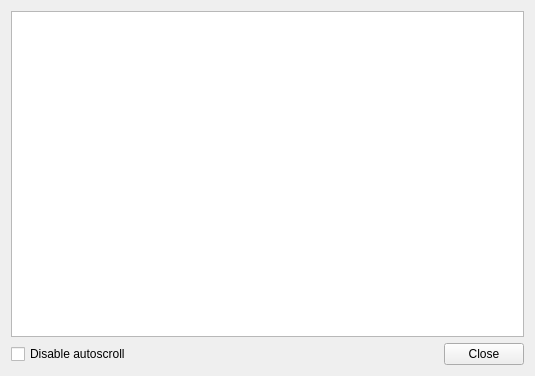
First picture: the form in logdisplay.ui, repository kernel1024/jpreader, before the edit.
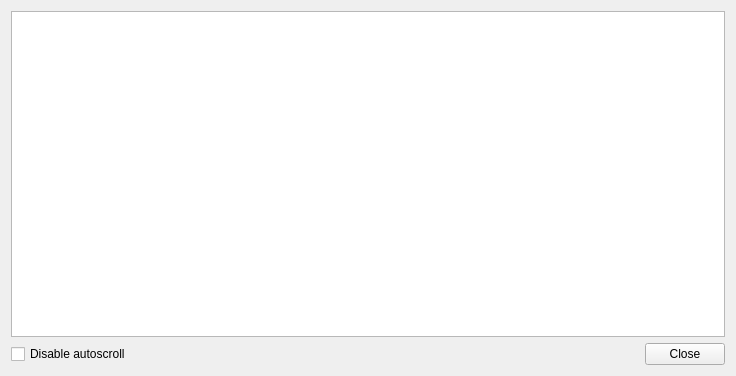
Second picture: the form after the edit.

What changed in the file:
```diff
--- a/logdisplay.ui
+++ b/logdisplay.ui
@@ -6,7 +6,7 @@
    <rect>
     <x>0</x>
     <y>0</y>
-    <width>535</width>
+    <width>736</width>
     <height>376</height>
    </rect>
   </property>
@@ -15,20 +15,7 @@
   </property>
   <layout class="QVBoxLayout" name="verticalLayout">
    <item>
-    <widget class="QPlainTextEdit" name="logView">
-     <property name="font">
-      <font>
-       <family>Courier New</family>
-       <pointsize>10</pointsize>
-      </font>
-     </property>
-     <property name="lineWrapMode">
-      <enum>QPlainTextEdit::NoWrap</enum>
-     </property>
-     <property name="readOnly">
-      <bool>true</bool>
-     </property>
-    </widget>
+    <widget class="QTextEdit" name="logView"/>
    </item>
    <item>
     <layout class="QHBoxLayout" name="horizontalLayout">
```
Left out of the diff: 1 changed line with no effect on the pictures.
